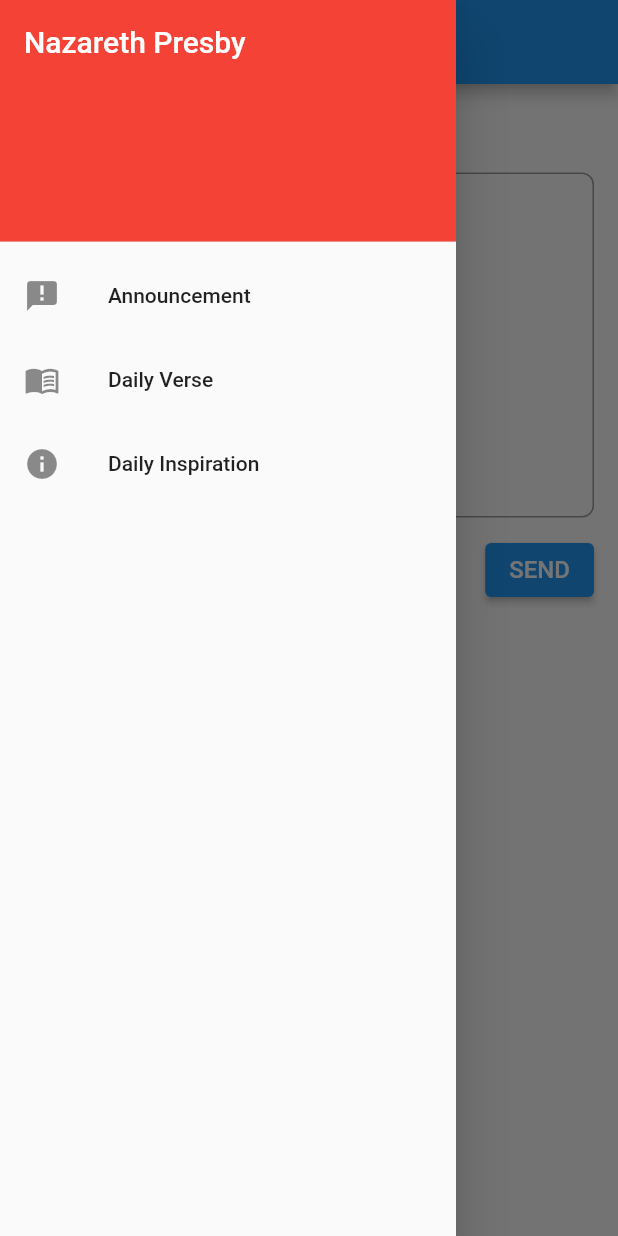
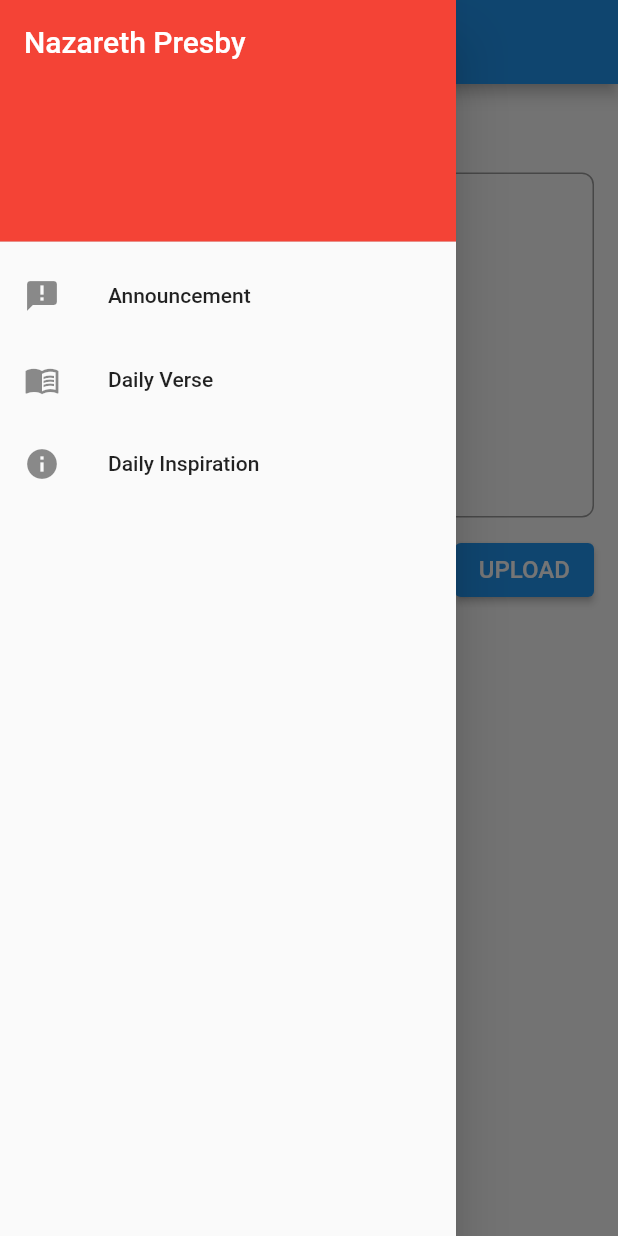
Before and after one commit to kwaku-pistis/nazareth-admin-app, a Flutter app: the screen it shows after launch, with the side drawer open, on a phone screen of 412 x 824 dp. Run offline on Flutter 3.47's test engine with Material 2 defaults, Android fonts, the light colour scheme and no system bars; our stand-ins replace cloud_firestore, firebase_core, fluttertoast; accounts and stored records are empty.

Commit message:
add daily verse upload

```diff
--- a/lib/home.dart
+++ b/lib/home.dart
@@ -1,6 +1,7 @@
 import 'package:cloud_firestore/cloud_firestore.dart';
 import 'package:flutter/material.dart';
 import 'package:fluttertoast/fluttertoast.dart';
+import 'package:nazareth_upload_app/widgets/app_drawer.dart';
 
 class Home extends StatefulWidget {
   const Home({Key? key}) : super(key: key);
@@ -17,31 +18,7 @@
   Widget build(BuildContext context) {
     return Scaffold(
       appBar: AppBar(title: const Text("Nazareth Admin App")),
-      drawer: Drawer(
-          child: ListView(
-        padding: EdgeInsets.zero,
-        children: [
-          const DrawerHeader(
-              decoration: BoxDecoration(color: Colors.red),
-              child: Text("Nazareth Presby",
-                  style: TextStyle(color: Colors.white, fontSize: 20))),
-          ListTile(
-            leading: const Icon(Icons.announcement),
-            title: const Text("Announcement"),
-            onTap: (){},
-          ),
-          ListTile(
-            leading: const Icon(Icons.menu_book),
-            title: const Text("Daily Verse"),
-            onTap: (){},
-          ),
-          ListTile(
-            leading: const Icon(Icons.info),
-            title: const Text("Daily Inspiration"),
-            onTap: (){},
-          ),
-        ],
-      )),
+      drawer: const AppDrawer(),
       body: Container(
         width: MediaQuery.of(context).size.width,
         height: MediaQuery.of(context).size.height,
@@ -85,7 +62,7 @@
                   _upload(_textController.text.toString().trim());
                 },
                 child: const Text(
-                  "SEND",
+                  "UPLOAD",
                   style: TextStyle(fontSize: 16),
                 ),
                 // style: ButtonStyle(
--- /dev/null
+++ b/lib/widgets/app_drawer.dart
@@ -0,0 +1,46 @@
+import 'package:flutter/material.dart';
+import 'package:nazareth_upload_app/daily_verse.dart';
+import 'package:nazareth_upload_app/home.dart';
+
+class AppDrawer extends StatelessWidget {
+  const AppDrawer({Key? key}) : super(key: key);
+
+  @override
+  Widget build(BuildContext context) {
+    return Drawer(
+        child: ListView(
+      padding: EdgeInsets.zero,
+      children: [
+        const DrawerHeader(
+            decoration: BoxDecoration(color: Colors.red),
+            child: Text("Nazareth Presby",
+                style: TextStyle(color: Colors.white, fontSize: 20))),
+        ListTile(
+          leading: const Icon(Icons.announcement),
+          title: const Text("Announcement"),
+          onTap: () {
+            Navigator.of(context)
+                .pushReplacement(MaterialPageRoute(builder: (context) => const Home()));
+            // Navigator.of(context).pop();
+          },
+        ),
+        ListTile(
+          leading: const Icon(Icons.menu_book),
+          title: const Text("Daily Verse"),
+          onTap: () {
+            Navigator.of(context).pushReplacement(
+                MaterialPageRoute(builder: (context) => const DailyVerse()));
+            // Navigator.of(context).pop();
+          },
+        ),
+        ListTile(
+          leading: const Icon(Icons.info),
+          title: const Text("Daily Inspiration"),
+          onTap: () {
+            // Navigator.of(context).pop();
+          },
+        ),
+      ],
+    ));
+  }
+}
```
Also changed, not shown: lib/daily_verse.dart (added, +144 -0 lines).
